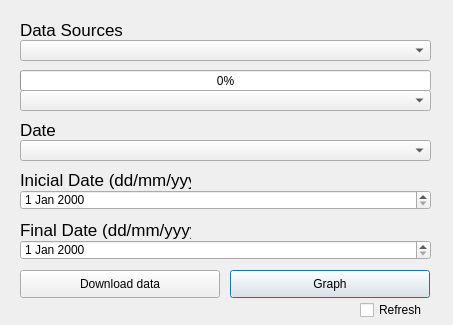
First picture: the form in ui/watering_datachannels_dialog.ui, repository Ingeniousware/QGISWaterIng, before the edit.
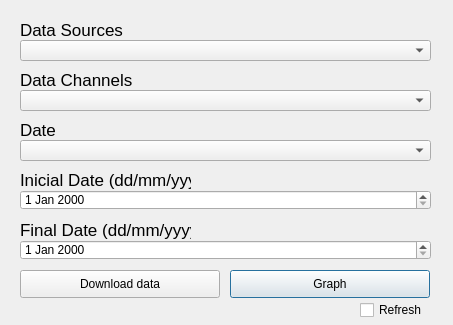
Second picture: the form after the edit.

Commit message: Analysis window modifications

```diff
--- a/ui/watering_datachannels_dialog.ui
+++ b/ui/watering_datachannels_dialog.ui
@@ -244,19 +244,6 @@
    </property>
 </widget>
 
-  <widget class="QProgressBar" name="progressBar">
-   <property name="geometry">
-    <rect>
-     <x>20</x>
-     <y>70</y>
-     <width>411</width>
-     <height>21</height>
-    </rect>
-   </property>
-   <property name="value">
-    <number>0</number>
-   </property>
-  </widget>
  </widget>
  <resources/>
  <connections/>
```
Left out of the diff: 2 changed lines with no effect on the pictures. The commit also changes 6 other files.
